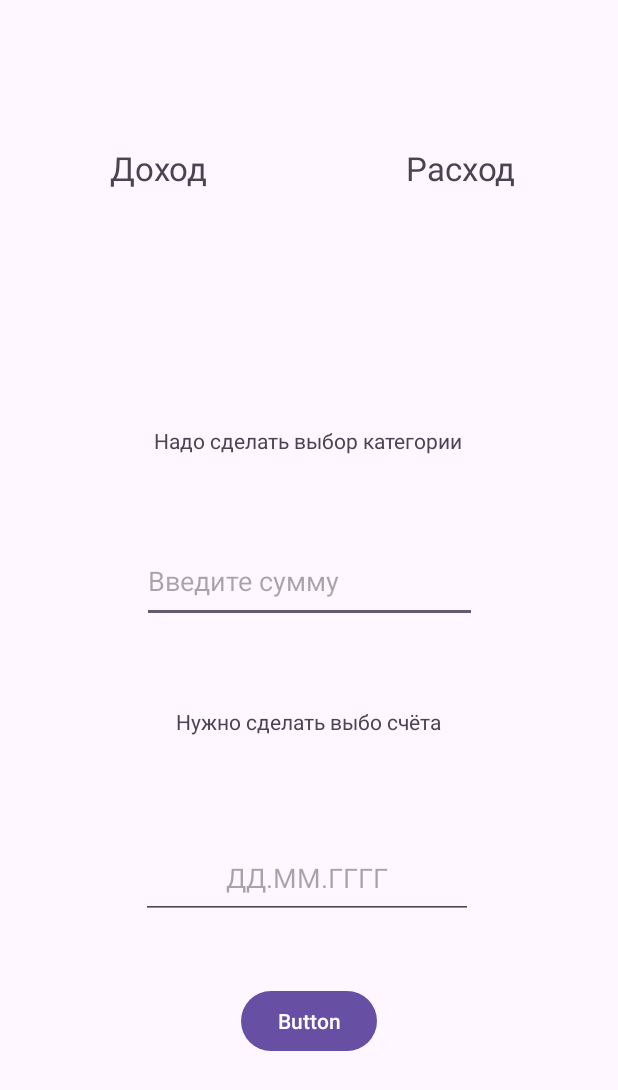
After one commit to MATTOROW/LookToMoney, an Android app: the fragment AddChangeFragment shown on its own in the app's theme, on a phone screen of 412 x 824 dp. The commit adds this screen. Shown: the top 1090 px of the screen. Run offline under Robolectric (Android 15) with nearby library versions, the light colour scheme and no system bars; 2 statements that could not run were skipped.

Commit message:
Нужно сделать выбор категории и счёта

```diff
--- /dev/null
+++ b/app/src/main/java/ru/itis/looktomoney/AddChangeFragment.kt
@@ -0,0 +1,61 @@
+package ru.itis.looktomoney
+
+import android.graphics.Color
+import android.os.Bundle
+import androidx.fragment.app.Fragment
+import android.view.LayoutInflater
+import android.view.View
+import android.view.ViewGroup
+import android.widget.Toast
+import ru.itis.looktomoney.databinding.FragmentAddChangeBinding
+import ru.itis.looktomoney.domain.Change
+import ru.itis.looktomoney.domain.DB_days_Helper
+import ru.itis.looktomoney.domain.MyDate
+
+
+class AddChangeFragment : Fragment(R.layout.fragment_add_change) {
+
+    private var binding : FragmentAddChangeBinding? = null
+
+    override fun onViewCreated(view: View, savedInstanceState: Bundle?) {
+        super.onViewCreated(view, savedInstanceState)
+
+        binding = FragmentAddChangeBinding.bind(view)
+
+        val db = context?.let { DB_days_Helper(it,null) } // Тут вполне может быть ошибка
+        var polz_choice : Int = -1
+
+        binding?.run {
+
+            choiceInput.setOnClickListener{
+                polz_choice = 0
+                choiceInput.setTextColor(Color.GREEN)
+                choiceOutput.setTextColor(Color.RED)
+            }
+
+            choiceOutput.setOnClickListener{
+                polz_choice = 1
+                choiceInput.setTextColor(Color.RED)
+                choiceOutput.setTextColor(Color.GREEN)
+            }
+
+
+
+            addToDataBaseButton.setOnClickListener {
+                var numb = polzNumber.text.toString().toInt()
+                // нужно сделать проверку на корректный ввод даты
+                var date = MyDate(polzDate.text.toString())
+
+                if (db != null) {
+                    //db.addChange(change = Change(int = numb, category = , wallet = ), date = date)
+                    Toast.makeText(this.root.context, "Успешно", Toast.LENGTH_SHORT).show()
+                }
+            }
+        }
+    }
+
+    override fun onDestroyView() {
+        super.onDestroyView()
+        binding = null
+    }
+}
--- /dev/null
+++ b/app/src/main/res/layout/fragment_add_change.xml
@@ -0,0 +1,100 @@
+<?xml version="1.0" encoding="utf-8"?>
+<androidx.constraintlayout.widget.ConstraintLayout xmlns:android="http://schemas.android.com/apk/res/android"
+    xmlns:app="http://schemas.android.com/apk/res-auto"
+    xmlns:tools="http://schemas.android.com/tools"
+    android:layout_width="match_parent"
+    android:layout_height="match_parent"
+    tools:context=".AddChangeFragment">
+
+    <LinearLayout
+        android:id="@+id/linearLayout"
+        android:layout_width="0dp"
+        android:layout_height="0dp"
+        android:layout_marginBottom="600dp"
+        android:orientation="horizontal"
+        app:layout_constraintBottom_toBottomOf="parent"
+        app:layout_constraintEnd_toEndOf="parent"
+        app:layout_constraintStart_toStartOf="parent"
+        app:layout_constraintTop_toTopOf="parent">
+
+        <TextView
+            android:id="@+id/choice_input"
+            android:layout_width="match_parent"
+            android:layout_height="match_parent"
+            android:layout_marginStart="10dp"
+            android:layout_marginEnd="5dp"
+            android:layout_weight="1"
+            android:gravity="center"
+            android:text="Доход"
+            android:textSize="22sp" />
+
+        <TextView
+            android:id="@+id/choice_output"
+            android:layout_width="match_parent"
+            android:layout_height="match_parent"
+            android:layout_marginStart="5dp"
+            android:layout_marginEnd="10dp"
+            android:layout_weight="1"
+            android:gravity="center"
+            android:text="Расход"
+            android:textSize="22sp" />
+    </LinearLayout>
+
+    <TextView
+        android:id="@+id/textView3"
+        android:layout_width="wrap_content"
+        android:layout_height="wrap_content"
+        android:layout_marginTop="60dp"
+        android:text="Надо сделать выбор категории"
+        app:layout_constraintEnd_toEndOf="parent"
+        app:layout_constraintHorizontal_bias="0.498"
+        app:layout_constraintStart_toStartOf="parent"
+        app:layout_constraintTop_toBottomOf="@+id/linearLayout" />
+
+    <EditText
+        android:id="@+id/polz_number"
+        android:layout_width="223dp"
+        android:layout_height="56dp"
+        android:layout_marginTop="56dp"
+        android:ems="10"
+        android:hint="Введите сумму"
+        android:inputType="text"
+        app:layout_constraintEnd_toEndOf="parent"
+        app:layout_constraintStart_toStartOf="parent"
+        app:layout_constraintTop_toBottomOf="@+id/textView3" />
+
+    <TextView
+        android:id="@+id/textView4"
+        android:layout_width="wrap_content"
+        android:layout_height="wrap_content"
+        android:layout_marginTop="56dp"
+        android:text="Нужно сделать выбо счёта"
+        app:layout_constraintEnd_toEndOf="parent"
+        app:layout_constraintHorizontal_bias="0.498"
+        app:layout_constraintStart_toStartOf="parent"
+        app:layout_constraintTop_toBottomOf="@+id/polz_number" />
+
+    <EditText
+        android:id="@+id/polz_date"
+        android:layout_width="221dp"
+        android:layout_height="54dp"
+        android:layout_marginTop="68dp"
+        android:ems="10"
+        android:gravity="center"
+        android:hint="ДД.ММ.ГГГГ"
+        android:inputType="text"
+        app:layout_constraintEnd_toEndOf="parent"
+        app:layout_constraintHorizontal_bias="0.492"
+        app:layout_constraintStart_toStartOf="parent"
+        app:layout_constraintTop_toBottomOf="@+id/textView4" />
+
+    <Button
+        android:id="@+id/add_to_DataBase_button"
+        android:layout_width="wrap_content"
+        android:layout_height="wrap_content"
+        android:layout_marginTop="44dp"
+        android:text="Button"
+        app:layout_constraintEnd_toEndOf="parent"
+        app:layout_constraintStart_toStartOf="parent"
+        app:layout_constraintTop_toBottomOf="@+id/polz_date" />
+</androidx.constraintlayout.widget.ConstraintLayout>
--- a/app/src/main/res/values/colors.xml
+++ b/app/src/main/res/values/colors.xml
@@ -2,4 +2,6 @@
 <resources>
     <color name="black">#FF000000</color>
     <color name="white">#FFFFFFFF</color>
+    <color name="green">#2FFF00</color>
+    <color name="red">#FD0000</color>
 </resources>
--- a/app/src/main/res/values/strings.xml
+++ b/app/src/main/res/values/strings.xml
@@ -1,3 +1,5 @@
 <resources>
     <string name="app_name">LookToMoney</string>
+    <!-- TODO: Remove or change this placeholder text -->
+    <string name="hello_blank_fragment">Hello blank fragment</string>
 </resources>
```
